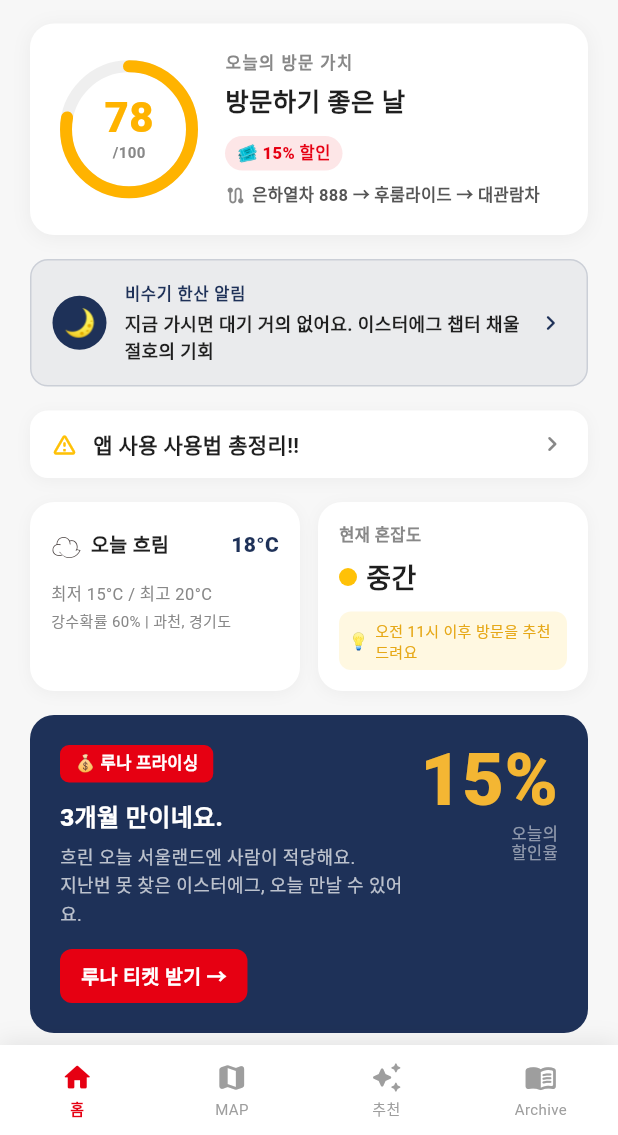
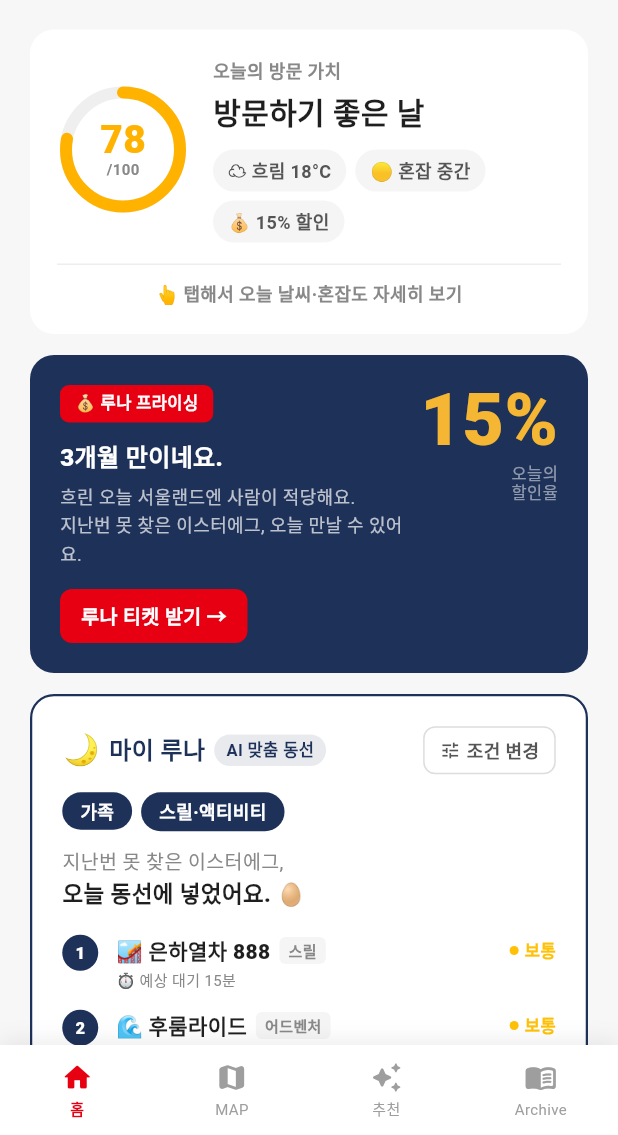
Before and after one commit to 202001381/retrace, a Flutter app: the MainScreen screen opened directly, on a phone screen of 412 x 824 dp, the part 101-1236 px from its top. Run offline on Flutter 3.47's test engine with Material 3 defaults, Android fonts, the phone set to English and light mode, and no system bars; our stand-ins replace cloud_firestore, firebase_core, flutter_map, geolocator, latlong2, shared_preferences; accounts and stored records are empty; Roboto replaces fonts that are missing (Pretendard).

Commit message:
Rework home tab: consolidate into 3 core cards
Home is now a strictly "방문 전" screen. Trimmed to: 방문 가치 →
루나 프라이싱 → 마이 루나 → 오늘의 이벤트.

New unified _VisitValueCard absorbs four former standalone cards
(visit score, off-peak banner, weather, crowd):
  - left circular gauge (78/100)
  - right: "오늘의 방문 가치" label + "방문하기 좋은 날" +
    3 mini tags (☁️ 흐림 18°C / 🟡 혼잡 중간 / 💰 15% 할인)
  - thin divider + "👆 탭해서 오늘 날씨·혼잡도 자세히 보기"
  - whole card tappable → _VisitDetailSheet bottom sheet with
    날씨 / 혼잡도 / 할인 sections + "루나 티켓 받기" CTA
  - score ≥ 85 shows a small "🌙 지금 가시면 대기 거의 없어요"
    banner inside the card

Removed entirely:
  - _OffPeakBanner (folded into the ≥85 in-card banner)
  - _WeatherCard / _CrowdCard (moved into the detail sheet)
  - _UsageBanner ("앱 사용 사용법 총정리")
  - _VisitScoreCard (superseded by _VisitValueCard)
  - _DebugResetTile (7-tap-on-logo gesture already covers reset)

Card order: 앱바 → 방문 가치 → 루나 프라이싱 → 마이 루나 → 오늘의
이벤트. Luna pricing and My Luna cards kept as-is, just moved up so
the three core cards land in one screen with minimal scroll.

https://claude.ai/code/session_01YAc87G1mKcYU3mXuiQBWPk

```diff
--- a/lib/screens/home_screen.dart
+++ b/lib/screens/home_screen.dart
@@ -4,10 +4,11 @@ import 'package:flutter/material.dart';
 
 import '../widgets/companion_bottom_sheet.dart';
 
+/// 홈 탭 — "방문 전" 전용 화면. 방문 결정 → 티켓 구매까지만 담당.
+/// 핵심 3카드: 방문 가치 · 루나 프라이싱 · 마이 루나.
 class HomeScreen extends StatefulWidget {
   final VoidCallback? onOpenMyLuna;
   final VoidCallback? onResetOnboarding;
-  /// 온보딩 결과 화면 "할인 티켓 먼저 받기"로 진입 시 true → 500ms 후 팝업.
   final bool openPricingOnStart;
   const HomeScreen({
     super.key,
@@ -24,8 +25,15 @@ class _HomeScreenState extends State<HomeScreen> {
   // ── Mock 시나리오 (API 연동 전 하드코딩) ─────────────────
   static const int _visitScore = 78;
   static const int _discountPct = 15;
-  static const bool _isOffPeak = true;
   static const String _routeSummary = '은하열차 888 → 후룸라이드 → 대관람차';
+
+  // 날씨 / 혼잡도 mock
+  static const String _weatherIcon = '☁️';
+  static const String _weatherShort = '흐림 18°C';
+  static const String _weatherDetail = '오늘 흐림 · 최저 15°C / 최고 20°C';
+  static const String _weatherRain = '강수확률 60% · 과천, 경기도';
+  static const String _crowdShort = '혼잡 중간';
+  static const String _crowdDetail = '오전 11시 이후 방문을 추천드려요';
 
   String _companion = '가족';
   String _style = '스릴·액티비티';
@@ -60,12 +68,6 @@ class _HomeScreenState extends State<HomeScreen> {
     }
   }
 
-  static const List<_RouteItem> _routeItems = [
-    _RouteItem(name: '은하열차 888', emoji: '🎢', type: '스릴', waitMin: 15, crowd: '보통', crowdColor: Color(0xFFFFC107)),
-    _RouteItem(name: '후룸라이드', emoji: '🌊', type: '어드벤처', waitMin: 15, crowd: '보통', crowdColor: Color(0xFFFFC107)),
-    _RouteItem(name: '대관람차', emoji: '🎠', type: '여유', waitMin: 5, crowd: '여유', crowdColor: Color(0xFF4CAF50)),
-  ];
-
   void _openSettingsSheet() {
     showModalBottomSheet(
       context: context,
@@ -91,12 +93,26 @@ class _HomeScreenState extends State<HomeScreen> {
     );
   }
 
+  void _openVisitDetailSheet() {
+    showModalBottomSheet(
+      context: context,
+      isScrollControlled: true,
+      backgroundColor: Colors.transparent,
+      builder: (_) => _VisitDetailSheet(
+        weatherDetail: _weatherDetail,
+        weatherRain: _weatherRain,
+        crowdDetail: _crowdDetail,
+        discountPct: _discountPct,
+        onGetTicket: () {
+          Navigator.pop(context);
+          _openPricingPopup();
+        },
+      ),
+    );
+  }
+
   @override
   Widget build(BuildContext context) {
-    // ⚠️ Scaffold 를 root 로 쓰지 않는다.
-    // MainScreen 이 이미 Scaffold 안에 IndexedStack 으로 이 화면을 넣는데,
-    // macOS desktop 에서 nested Scaffold + SafeArea + Scroll 조합이 본문을
-    // 통째로 무효화시키는 케이스가 있어서 ColoredBox 로 단순화.
     return ColoredBox(
       color: const Color(0xFFF7F7F7),
       child: SafeArea(
@@ -104,36 +120,23 @@ class _HomeScreenState extends State<HomeScreen> {
         child: ListView(
           padding: const EdgeInsets.fromLTRB(20, 12, 20, 40),
           children: [
+            // 1. 앱바
             _Header(onLogoTap: _onLogoTap),
-            const SizedBox(height: 12),
-            const _VisitScoreCard(
+            const SizedBox(height: 16),
+            // 2. 방문 가치 카드 (날씨·혼잡도·할인·비수기 알림 통합)
+            _VisitValueCard(
               score: _visitScore,
               discountPct: _discountPct,
-              routeSummary: _routeSummary,
+              weatherIcon: _weatherIcon,
+              weatherShort: _weatherShort,
+              crowdShort: _crowdShort,
+              onTap: _openVisitDetailSheet,
             ),
-            const SizedBox(height: 16),
-            if (_isOffPeak) ...[
-              const _OffPeakBanner(),
-              const SizedBox(height: 16),
-            ],
-            const _UsageBanner(),
-            const SizedBox(height: 16),
-            // IntrinsicHeight: ListView 가 자식에 unbounded height 를 주기 때문에
-            // Row 의 crossAxisAlignment: stretch 는 그대로면 "BoxConstraints forces
-            // infinite height" 로 터진다. Row 의 intrinsic height 를 부모가 강제.
-            IntrinsicHeight(
-              child: Row(
-                crossAxisAlignment: CrossAxisAlignment.stretch,
-                children: const [
-                  Expanded(child: _WeatherCard()),
-                  SizedBox(width: 12),
-                  Expanded(child: _CrowdCard()),
-                ],
-              ),
-            ),
-            const SizedBox(height: 16),
+            const SizedBox(height: 14),
+            // 3. 루나 프라이싱 카드
             _LunaPricingCard(discountPct: _discountPct, onTap: _openPricingPopup),
-            const SizedBox(height: 16),
+            const SizedBox(height: 14),
+            // 4. 마이 루나 카드
             _MyLunaCard(
               companion: _companion,
               style: _style,
@@ -141,78 +144,23 @@ class _HomeScreenState extends State<HomeScreen> {
               onSettings: _openSettingsSheet,
               onOpenMap: widget.onOpenMyLuna,
             ),
-            const SizedBox(height: 24),
+            const SizedBox(height: 20),
+            // 5. 오늘의 이벤트
             const _TodayEventsSection(),
-            if (widget.onResetOnboarding != null) ...[
-              const SizedBox(height: 32),
-              _DebugResetTile(onTap: widget.onResetOnboarding!),
-            ],
           ],
         ),
       ),
     );
   }
+
+  static const List<_RouteItem> _routeItems = [
+    _RouteItem(name: '은하열차 888', emoji: '🎢', type: '스릴', waitMin: 15, crowd: '보통', crowdColor: Color(0xFFFFC107)),
+    _RouteItem(name: '후룸라이드', emoji: '🌊', type: '어드벤처', waitMin: 15, crowd: '보통', crowdColor: Color(0xFFFFC107)),
+    _RouteItem(name: '대관람차', emoji: '🎠', type: '여유', waitMin: 5, crowd: '여유', crowdColor: Color(0xFF4CAF50)),
+  ];
 }
 
-class _DebugResetTile extends StatelessWidget {
-  final VoidCallback onTap;
-  const _DebugResetTile({required this.onTap});
-
-  @override
-  Widget build(BuildContext context) {
-    return Container(
-      padding: const EdgeInsets.all(12),
-      decoration: BoxDecoration(
-        color: const Color(0xFFFFF3E0),
-        borderRadius: BorderRadius.circular(10),
-        border: Border.all(color: const Color(0xFFFFB74D)),
-      ),
-      child: Row(
-        children: [
-          const Icon(Icons.bug_report_outlined, color: Color(0xFFEF6C00), size: 18),
-          const SizedBox(width: 8),
-          const Expanded(
-            child: Column(
-              crossAxisAlignment: CrossAxisAlignment.start,
-              mainAxisSize: MainAxisSize.min,
-              children: [
-                Text('[디버그] 온보딩 다시 보기',
-                    style: TextStyle(fontSize: 12, fontWeight: FontWeight.w900, color: Color(0xFFEF6C00))),
-                SizedBox(height: 2),
-                Text('shared_preferences 초기화 후 첫 실행 플로우 재시작',
-                    style: TextStyle(fontSize: 10, color: Color(0xFF888888))),
-              ],
-            ),
-          ),
-          TextButton(
-            onPressed: () {
-              showDialog<bool>(
-                context: context,
-                builder: (ctx) => AlertDialog(
-                  title: const Text('온보딩 초기화'),
-                  content: const Text('저장된 동행자/연령/목적을 모두 지우고 온보딩을 다시 보여줄까요?'),
-                  actions: [
-                    TextButton(onPressed: () => Navigator.pop(ctx, false), child: const Text('취소')),
-                    TextButton(
-                      onPressed: () {
-                        Navigator.pop(ctx, true);
-                        onTap();
-                      },
-                      child: const Text('초기화', style: TextStyle(color: Color(0xFFE60012), fontWeight: FontWeight.w900)),
-                    ),
-                  ],
-                ),
-              );
-            },
-            child: const Text('Reset', style: TextStyle(color: Color(0xFFEF6C00), fontWeight: FontWeight.w900)),
-          ),
-        ],
-      ),
-    );
-  }
-}
-
-// ─── Header ────────────────────────────────────────────────
+// ─── 앱바 ──────────────────────────────────────────────────
 class _Header extends StatelessWidget {
   final VoidCallback? onLogoTap;
   const _Header({this.onLogoTap});
@@ -262,12 +210,22 @@ class _Header extends StatelessWidget {
   }
 }
 
-// ─── 방문 가치 스코어 카드 (0~100) ─────────────────────────
-class _VisitScoreCard extends StatelessWidget {
+// ─── 방문 가치 카드 (통합) ──────────────────────────────────
+class _VisitValueCard extends StatelessWidget {
   final int score;
   final int discountPct;
-  final String routeSummary;
-  const _VisitScoreCard({required this.score, required this.discountPct, required this.routeSummary});
+  final String weatherIcon;
+  final String weatherShort;
+  final String crowdShort;
+  final VoidCallback onTap;
+  const _VisitValueCard({
+    required this.score,
+    required this.discountPct,
+    required this.weatherIcon,
+    required this.weatherShort,
+    required this.crowdShort,
+    required this.onTap,
+  });
 
   Color get _scoreColor {
     if (score >= 80) return const Color(0xFF4CAF50);
@@ -283,17 +241,34 @@ class _VisitScoreCard extends StatelessWidget {
 
   @override
   Widget build(BuildContext context) {
-    return Container(
-      padding: const EdgeInsets.all(18),
-      decoration: BoxDecoration(
+    return Material(
       color: Colors.white,
       borderRadius: BorderRadius.circular(16),
-        boxShadow: [BoxShadow(color: Colors.black.withValues(alpha: 0.05), blurRadius: 10, offset: const Offset(0, 2))],
+      child: InkWell(
+        onTap: onTap,
+        borderRadius: BorderRadius.circular(16),
+        child: Padding(
+          padding: const EdgeInsets.all(18),
+          child: Column(
+            crossAxisAlignment: CrossAxisAlignment.start,
+            children: [
+              // 점수 85+ 일 때만 한산 배너 (카드 안 작은 배너)
+              if (score >= 85) ...[
+                Container(
+                  padding: const EdgeInsets.symmetric(horizontal: 10, vertical: 6),
+                  decoration: BoxDecoration(
+                    color: const Color(0xFF1E3158).withValues(alpha: 0.08),
+                    borderRadius: BorderRadius.circular(8),
                   ),
-      child: Row(
+                  child: const Text('🌙 지금 가시면 대기 거의 없어요',
+                      style: TextStyle(fontSize: 11, fontWeight: FontWeight.w800, color: Color(0xFF1E3158))),
+                ),
+                const SizedBox(height: 14),
+              ],
+              Row(
                 children: [
                   SizedBox(
-            width: 96, height: 96,
+                    width: 88, height: 88,
                     child: CustomPaint(
                       painter: _GaugePainter(score: score.clamp(0, 100), color: _scoreColor),
                       child: Center(
@@ -301,8 +276,7 @@ class _VisitScoreCard extends StatelessWidget {
                           mainAxisSize: MainAxisSize.min,
                           children: [
                             Text('$score',
-                        style: TextStyle(fontSize: 28, fontWeight: FontWeight.w900, color: _scoreColor, height: 1)),
-                    const SizedBox(height: 2),
+                                style: TextStyle(fontSize: 26, fontWeight: FontWeight.w900, color: _scoreColor, height: 1)),
                             const Text('/100',
                                 style: TextStyle(fontSize: 10, color: Color(0xFF888888), fontWeight: FontWeight.w600)),
                           ],
@@ -317,33 +291,18 @@ class _VisitScoreCard extends StatelessWidget {
                       mainAxisSize: MainAxisSize.min,
                       children: [
                         const Text('오늘의 방문 가치',
-                    style: TextStyle(fontSize: 11, color: Color(0xFF888888), fontWeight: FontWeight.w800, letterSpacing: 1)),
+                            style: TextStyle(fontSize: 12, color: Color(0xFF888888), fontWeight: FontWeight.w700)),
                         const SizedBox(height: 4),
                         Text(_scoreLabel,
-                    style: const TextStyle(fontSize: 17, fontWeight: FontWeight.w900, color: Color(0xFF1F1F1F))),
+                            style: const TextStyle(fontSize: 20, fontWeight: FontWeight.w900, color: Color(0xFF1F1F1F))),
                         const SizedBox(height: 10),
-                Container(
-                  padding: const EdgeInsets.symmetric(horizontal: 8, vertical: 3),
-                  decoration: BoxDecoration(
-                    color: const Color(0xFFE60012).withValues(alpha: 0.1),
-                    borderRadius: BorderRadius.circular(99),
-                  ),
-                  child: Text('🎟 $discountPct% 할인',
-                      style: const TextStyle(color: Color(0xFFE60012), fontSize: 11, fontWeight: FontWeight.w900)),
-                ),
-                const SizedBox(height: 8),
-                Row(
+                        Wrap(
+                          spacing: 6,
+                          runSpacing: 6,
                           children: [
-                    const Icon(Icons.route_rounded, size: 14, color: Color(0xFF888888)),
-                    const SizedBox(width: 4),
-                    Expanded(
-                      child: Text(
-                        routeSummary,
-                        maxLines: 1,
-                        overflow: TextOverflow.ellipsis,
-                        style: const TextStyle(fontSize: 11, color: Color(0xFF555555), fontWeight: FontWeight.w600),
-                      ),
-                    ),
+                            _MiniTag(text: '$weatherIcon $weatherShort'),
+                            _MiniTag(text: '🟡 $crowdShort'),
+                            _MiniTag(text: '💰 $discountPct% 할인'),
                           ],
                         ),
                       ],
@@ -351,6 +310,138 @@ class _VisitScoreCard extends StatelessWidget {
                   ),
                 ],
               ),
+              const SizedBox(height: 14),
+              const Divider(height: 1, color: Color(0xFFEEEEEE)),
+              const SizedBox(height: 10),
+              const Center(
+                child: Text('👆 탭해서 오늘 날씨·혼잡도 자세히 보기',
+                    style: TextStyle(fontSize: 12, color: Color(0xFF888888), fontWeight: FontWeight.w600)),
+              ),
+            ],
+          ),
+        ),
+      ),
+    );
+  }
+}
+
+class _MiniTag extends StatelessWidget {
+  final String text;
+  const _MiniTag({required this.text});
+  @override
+  Widget build(BuildContext context) {
+    return Container(
+      padding: const EdgeInsets.symmetric(horizontal: 10, vertical: 5),
+      decoration: BoxDecoration(
+        color: const Color(0xFFF5F5F5),
+        borderRadius: BorderRadius.circular(20),
+      ),
+      child: Text(text,
+          style: const TextStyle(fontSize: 12, fontWeight: FontWeight.w700, color: Color(0xFF555555))),
+    );
+  }
+}
+
+// ─── 방문 가치 상세 바텀 시트 ───────────────────────────────
+class _VisitDetailSheet extends StatelessWidget {
+  final String weatherDetail;
+  final String weatherRain;
+  final String crowdDetail;
+  final int discountPct;
+  final VoidCallback onGetTicket;
+  const _VisitDetailSheet({
+    required this.weatherDetail,
+    required this.weatherRain,
+    required this.crowdDetail,
+    required this.discountPct,
+    required this.onGetTicket,
+  });
+
+  @override
+  Widget build(BuildContext context) {
+    return Container(
+      decoration: const BoxDecoration(
+        color: Colors.white,
+        borderRadius: BorderRadius.vertical(top: Radius.circular(20)),
+      ),
+      padding: const EdgeInsets.fromLTRB(20, 12, 20, 28),
+      child: Column(
+        mainAxisSize: MainAxisSize.min,
+        crossAxisAlignment: CrossAxisAlignment.start,
+        children: [
+          Center(
+            child: Container(
+              width: 40, height: 5,
+              decoration: BoxDecoration(color: const Color(0xFFE0E0E0), borderRadius: BorderRadius.circular(99)),
+            ),
+          ),
+          const SizedBox(height: 18),
+          // 날씨
+          _SheetSection(
+            icon: '☁️',
+            title: '날씨',
+            lines: [weatherDetail, weatherRain],
+          ),
+          const Divider(height: 28, color: Color(0xFFEEEEEE)),
+          // 혼잡도
+          _SheetSection(
+            icon: '🟡',
+            title: '혼잡도',
+            lines: ['현재 혼잡도: 중간', crowdDetail],
+          ),
+          const Divider(height: 28, color: Color(0xFFEEEEEE)),
+          // 할인
+          _SheetSection(
+            icon: '💰',
+            title: '할인',
+            lines: ['날씨 기반 오늘의 할인: $discountPct%'],
+          ),
+          const SizedBox(height: 16),
+          SizedBox(
+            width: double.infinity,
+            height: 52,
+            child: ElevatedButton(
+              onPressed: onGetTicket,
+              style: ElevatedButton.styleFrom(
+                backgroundColor: const Color(0xFFE60012),
+                foregroundColor: Colors.white,
+                shape: RoundedRectangleBorder(borderRadius: BorderRadius.circular(12)),
+              ),
+              child: const Text('루나 티켓 받기',
+                  style: TextStyle(fontSize: 15, fontWeight: FontWeight.w900)),
+            ),
+          ),
+        ],
+      ),
+    );
+  }
+}
+
+class _SheetSection extends StatelessWidget {
+  final String icon;
+  final String title;
+  final List<String> lines;
+  const _SheetSection({required this.icon, required this.title, required this.lines});
+
+  @override
+  Widget build(BuildContext context) {
+    return Column(
+      crossAxisAlignment: CrossAxisAlignment.start,
+      children: [
+        Row(
+          children: [
+            Text(icon, style: const TextStyle(fontSize: 16)),
+            const SizedBox(width: 6),
+            Text(title,
+                style: const TextStyle(fontSize: 14, fontWeight: FontWeight.w900, color: Color(0xFF1F1F1F))),
+          ],
+        ),
+        const SizedBox(height: 8),
+        ...lines.map((l) => Padding(
+              padding: const EdgeInsets.only(bottom: 2),
+              child: Text(l, style: const TextStyle(fontSize: 13, color: Color(0xFF555555), height: 1.5)),
+            )),
+      ],
     );
   }
 }
@@ -389,159 +480,6 @@ class _GaugePainter extends CustomPainter {
 
   @override
   bool shouldRepaint(covariant _GaugePainter old) => old.score != score || old.color != color;
-}
-
-// ─── 비수기 한산 알림 ───────────────────────────────────────
-class _OffPeakBanner extends StatelessWidget {
-  const _OffPeakBanner();
-  @override
-  Widget build(BuildContext context) {
-    return Container(
-      padding: const EdgeInsets.all(14),
-      decoration: BoxDecoration(
-        color: const Color(0xFF1E3158).withValues(alpha: 0.06),
-        borderRadius: BorderRadius.circular(12),
-        border: Border.all(color: const Color(0xFF1E3158).withValues(alpha: 0.15)),
-      ),
-      child: Row(
-        children: [
-          Container(
-            width: 36, height: 36,
-            decoration: const BoxDecoration(color: Color(0xFF1E3158), shape: BoxShape.circle),
-            alignment: Alignment.center,
-            child: const Text('🌙', style: TextStyle(fontSize: 18)),
-          ),
-          const SizedBox(width: 12),
-          Expanded(
-            child: Column(
-              crossAxisAlignment: CrossAxisAlignment.start,
-              mainAxisSize: MainAxisSize.min,
-              children: const [
-                Text('비수기 한산 알림',
-                    style: TextStyle(fontSize: 11, color: Color(0xFF1E3158), fontWeight: FontWeight.w900, letterSpacing: 0.5)),
-                SizedBox(height: 2),
-                Text('지금 가시면 대기 거의 없어요. 이스터에그 챕터 채울 절호의 기회',
-                    style: TextStyle(fontSize: 12, color: Color(0xFF1F1F1F), fontWeight: FontWeight.w600)),
-              ],
-            ),
-          ),
-          const Icon(Icons.chevron_right_rounded, color: Color(0xFF1E3158), size: 20),
-        ],
-      ),
-    );
-  }
-}
-
-// ─── 사용법 배너 ───────────────────────────────────────────
-class _UsageBanner extends StatelessWidget {
-  const _UsageBanner();
-  @override
-  Widget build(BuildContext context) {
-    return Container(
-      padding: const EdgeInsets.symmetric(horizontal: 14, vertical: 12),
-      decoration: BoxDecoration(
-        color: Colors.white,
-        borderRadius: BorderRadius.circular(12),
-        boxShadow: [BoxShadow(color: Colors.black.withValues(alpha: 0.04), blurRadius: 8, offset: const Offset(0, 2))],
-      ),
-      child: Row(
-        children: const [
-          Icon(Icons.warning_amber_rounded, color: Color(0xFFFFC107), size: 18),
-          SizedBox(width: 10),
-          Expanded(
-            child: Text('앱 사용 사용법 총정리!!',
-                style: TextStyle(fontSize: 14, fontWeight: FontWeight.w600, color: Color(0xFF1F1F1F))),
-          ),
-          Icon(Icons.chevron_right_rounded, color: Color(0xFF888888), size: 20),
-        ],
-      ),
-    );
-  }
-}
-
-// ─── 날씨 카드 ─────────────────────────────────────────────
-class _WeatherCard extends StatelessWidget {
-  const _WeatherCard();
-  @override
-  Widget build(BuildContext context) {
-    return Container(
-      padding: const EdgeInsets.all(14),
-      decoration: BoxDecoration(
-        color: Colors.white,
-        borderRadius: BorderRadius.circular(16),
-        boxShadow: [BoxShadow(color: Colors.black.withValues(alpha: 0.04), blurRadius: 8, offset: const Offset(0, 2))],
-      ),
-      child: Column(
-        crossAxisAlignment: CrossAxisAlignment.start,
-        children: const [
-          Row(
-            children: [
-              Text('☁️', style: TextStyle(fontSize: 20)),
-              SizedBox(width: 6),
-              Text('오늘 흐림', style: TextStyle(fontSize: 13, fontWeight: FontWeight.w800, color: Color(0xFF1F1F1F))),
-              Spacer(),
-              Text('18°C', style: TextStyle(fontSize: 14, fontWeight: FontWeight.w900, color: Color(0xFF1E3158))),
-            ],
-          ),
-          SizedBox(height: 10),
-          Text('최저 15°C / 최고 20°C', style: TextStyle(fontSize: 11, color: Color(0xFF888888))),
-          SizedBox(height: 2),
-          Text('강수확률 60% | 과천, 경기도', style: TextStyle(fontSize: 10, color: Color(0xFF888888))),
-        ],
-      ),
-    );
-  }
-}
-
-// ─── 혼잡도 카드 ───────────────────────────────────────────
-class _CrowdCard extends StatelessWidget {
-  const _CrowdCard();
-  @override
-  Widget build(BuildContext context) {
-    return Container(
-      padding: const EdgeInsets.all(14),
-      decoration: BoxDecoration(
-        color: Colors.white,
-        borderRadius: BorderRadius.circular(16),
-        boxShadow: [BoxShadow(color: Colors.black.withValues(alpha: 0.04), blurRadius: 8, offset: const Offset(0, 2))],
-      ),
-      child: Column(
-        crossAxisAlignment: CrossAxisAlignment.start,
-        children: [
-          const Text('현재 혼잡도',
-              style: TextStyle(fontSize: 11, fontWeight: FontWeight.w600, color: Color(0xFF888888))),
-          const SizedBox(height: 6),
-          Row(
-            children: const [
-              SizedBox(
-                width: 12, height: 12,
-                child: DecoratedBox(
-                  decoration: BoxDecoration(color: Color(0xFFFFC107), shape: BoxShape.circle),
-                ),
-              ),
-              SizedBox(width: 6),
-              Text('중간', style: TextStyle(fontSize: 18, fontWeight: FontWeight.w900, color: Color(0xFF1F1F1F))),
-            ],
-          ),
-          const SizedBox(height: 10),
-          Container(
-            padding: const EdgeInsets.all(6),
-            decoration: BoxDecoration(color: const Color(0xFFFFF8E1), borderRadius: BorderRadius.circular(8)),
-            child: Row(
-              children: const [
-                Text('💡', style: TextStyle(fontSize: 11)),
-                SizedBox(width: 4),
-                Expanded(
-                  child: Text('오전 11시 이후 방문을 추천드려요',
-                      style: TextStyle(fontSize: 10, color: Color(0xFFE6A817), height: 1.3)),
-                ),
-              ],
-            ),
-          ),
-        ],
-      ),
-    );
-  }
 }
 
 // ─── 루나 프라이싱 카드 ────────────────────────────────────
```
Lines whose indentation alone changed are shown as unchanged.
